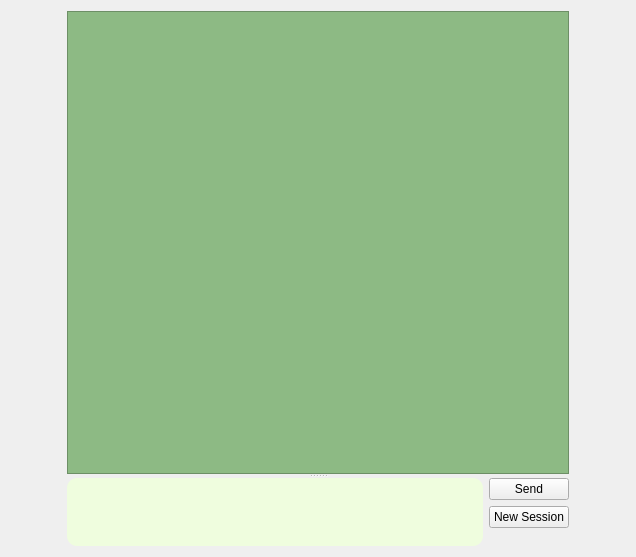
Old version of the form ChatWidget.ui in the repository asianirish/AI-Ronaut.
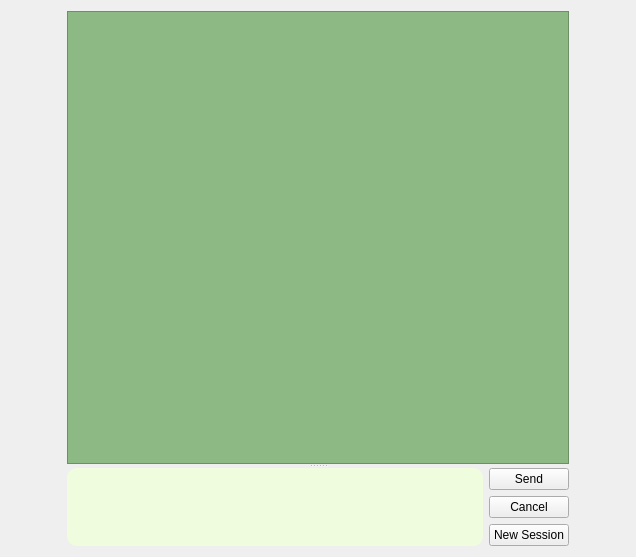
New version of the form.

Commit message: add abortChatButton & its function

The edit to the form file:
```diff
--- a/ChatWidget.ui
+++ b/ChatWidget.ui
@@ -135,7 +135,7 @@
             </property>
            </widget>
           </item>
-          <item row="1" column="1">
+          <item row="2" column="1">
            <widget class="QPushButton" name="newSessionButton">
             <property name="sizePolicy">
              <sizepolicy hsizetype="Minimum" vsizetype="Fixed">
@@ -148,7 +148,20 @@
             </property>
            </widget>
           </item>
-          <item row="2" column="1">
+          <item row="0" column="0" rowspan="4">
+           <widget class="QTextEdit" name="textEdit">
+            <property name="sizePolicy">
+             <sizepolicy hsizetype="Expanding" vsizetype="Expanding">
+              <horstretch>0</horstretch>
+              <verstretch>0</verstretch>
+             </sizepolicy>
+            </property>
+            <property name="styleSheet">
+             <string notr="true">border-radius: 10px; background-color: #EFFDDE;</string>
+            </property>
+           </widget>
+          </item>
+          <item row="3" column="1">
            <spacer name="verticalSpacer">
             <property name="orientation">
              <enum>Qt::Vertical</enum>
@@ -161,16 +174,10 @@
             </property>
            </spacer>
           </item>
-          <item row="0" column="0" rowspan="3">
-           <widget class="QTextEdit" name="textEdit">
-            <property name="sizePolicy">
-             <sizepolicy hsizetype="Expanding" vsizetype="Expanding">
-              <horstretch>0</horstretch>
-              <verstretch>0</verstretch>
-             </sizepolicy>
-            </property>
-            <property name="styleSheet">
-             <string notr="true">border-radius: 10px; background-color: #EFFDDE;</string>
+          <item row="1" column="1">
+           <widget class="QPushButton" name="abortChatButton">
+            <property name="text">
+             <string>Cancel</string>
             </property>
            </widget>
           </item>
```
Left out of the diff: 7 changed lines with no effect on the pictures. The commit also changes 2 other files.
